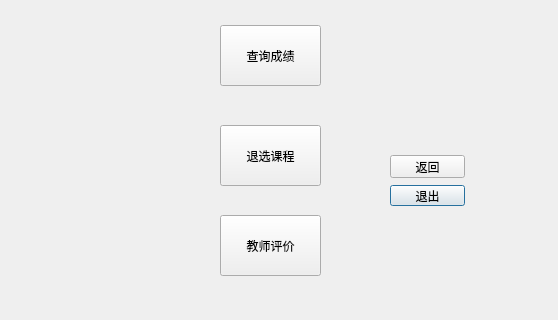
Before: the Qt Designer form student.ui in maikelaolin123/111, drawn with Qt 5; both pictures show x 0 to 558 and y 205 to 525 of the 558 by 525 pixel window.
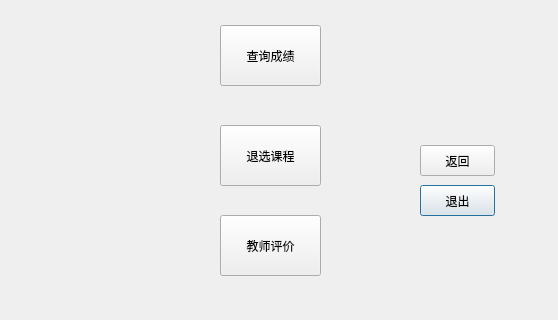
After: the same form once the commit is applied.

```diff
--- a/student.ui
+++ b/student.ui
@@ -16,10 +16,10 @@
   <widget class="QPushButton" name="pushButton">
    <property name="geometry">
     <rect>
-     <x>390</x>
+     <x>420</x>
      <y>390</y>
      <width>75</width>
-     <height>21</height>
+     <height>31</height>
     </rect>
    </property>
    <property name="sizePolicy">
@@ -35,10 +35,10 @@
   <widget class="QPushButton" name="btn_return">
    <property name="geometry">
     <rect>
-     <x>390</x>
-     <y>360</y>
+     <x>420</x>
+     <y>350</y>
      <width>75</width>
-     <height>23</height>
+     <height>31</height>
     </rect>
    </property>
    <property name="text">
```
Left out of the diff: 2 changed lines with no effect on the pictures.
